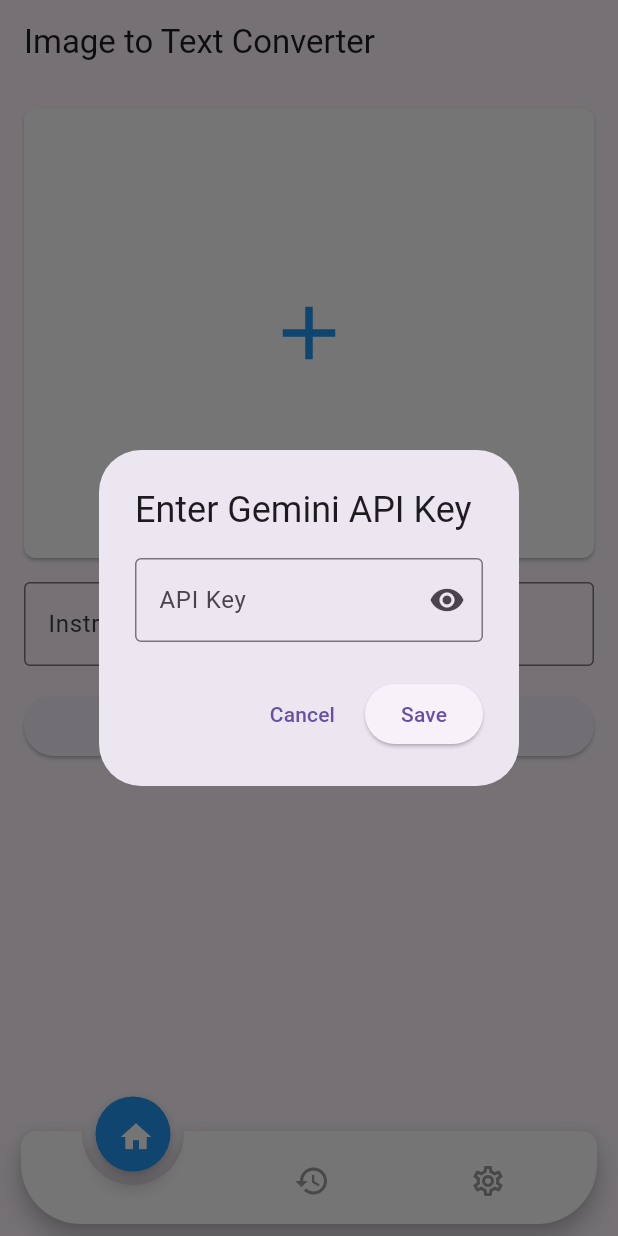
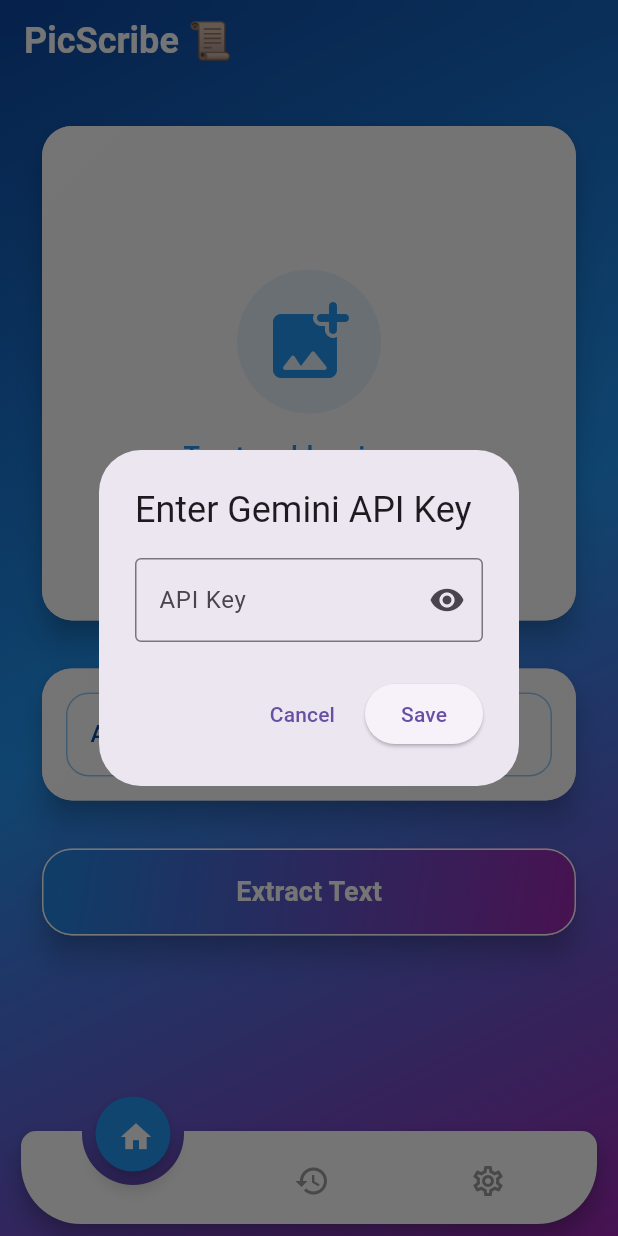
Before and after one commit to RishabhHatlunkar/PicScribe, a Flutter app: the screen it shows after launch, on a phone screen of 412 x 824 dp. Run offline on Flutter 3.47's test engine with Material 3 defaults, Android fonts, the phone set to English and light mode, and no system bars; drawn by our look-alikes of animated_notch_bottom_bar; our stand-ins replace csv, flutter_markdown, flutter_riverpod, google_generative_ai, image_picker, permission_handler and 1 more; missing offline and left inert: easy_folder_picker, file_saver, jinja; accounts and stored records are empty.

Commit message:
Updated UI

```diff
--- a/lib/screens/history_page.dart
+++ b/lib/screens/history_page.dart
@@ -135,7 +135,9 @@
             colors: [
               // Colors.pinkAccent,
               Colors.white70,
-              Colors.pink[50]!,
+              Colors.white70,
+              Colors.blue.shade500,
+              Colors.purple.shade500
             ],
           ),
         ),
--- a/lib/screens/home_page.dart
+++ b/lib/screens/home_page.dart
@@ -1,4 +1,5 @@
 import 'dart:io';
+import 'dart:ui';
 import 'package:flutter/material.dart';
 import 'package:flutter_riverpod/flutter_riverpod.dart';
 import 'package:image_picker/image_picker.dart';
@@ -20,17 +21,32 @@
   ConsumerState<HomePage> createState() => _HomePageState();
 }
 
-class _HomePageState extends ConsumerState<HomePage> {
+class _HomePageState extends ConsumerState<HomePage> with SingleTickerProviderStateMixin {
   final _scaffoldKey = GlobalKey<ScaffoldState>();
   final TextEditingController _instructionController = TextEditingController();
   File? _imageFile;
+  late AnimationController _animationController;
+  late Animation<double> _scaleAnimation;
 
   @override
   void initState() {
     super.initState();
+    _animationController = AnimationController(
+      duration: const Duration(milliseconds: 300),
+      vsync: this,
+    );
+    _scaleAnimation = Tween<double>(begin: 1.0, end: 0.95).animate(
+      CurvedAnimation(parent: _animationController, curve: Curves.easeInOut),
+    );
     WidgetsBinding.instance.addPostFrameCallback((_) {
       _checkApiKeyAndShowDialog();
     });
+  }
+
+  @override
+  void dispose() {
+    _animationController.dispose();
+    super.dispose();
   }
 
   Future<void> _checkApiKeyAndShowDialog() async {
@@ -205,86 +221,159 @@
   @override
   Widget build(BuildContext context) {
     final images = ref.watch(imagesProvider);
-    final extractedText = ref.watch(extractedTextProvider);
     final isLoading = ref.watch(loadingStateProvider);
-    FocusNode _focusNode = FocusNode();
+    final size = MediaQuery.of(context).size;
 
     return Scaffold(
       key: _scaffoldKey,
-      appBar: CustomAppBar(title: 'Image to Text Converter'),
-      body:  isLoading
-          ?  Center(
-              child: LoadingIndicator(), // Show loading indicator instead of content
-            )
-          : SingleChildScrollView(
+      extendBodyBehindAppBar: true,
+      appBar: AppBar(
+        backgroundColor: Colors.transparent,
+        elevation: 0,
+        title: const Text(
+          'PicScribe 📜',
+          style: TextStyle(
+            color: Colors.white,
+            fontWeight: FontWeight.bold,
+            fontSize: 24,
+          ),
+        ),
+        flexibleSpace: ClipRRect(
+          child: BackdropFilter(
+            filter: ImageFilter.blur(sigmaX: 10, sigmaY: 10),
+            child: Container(
+              color: Colors.transparent,
+            ),
+          ),
+        ),
+      ),
+      body: Container(
+        height: size.height,
+        decoration: BoxDecoration(
+          gradient: LinearGradient(
+            begin: Alignment.topLeft,
+            end: Alignment.bottomRight,
+            colors: [
+              Colors.blue.shade900,
+              Colors.blue.shade500,
+              Colors.purple.shade500,
+            ],
+          ),
+        ),
+        child: isLoading
+            ? Center(child: LoadingIndicator())
+            : SafeArea(
+          child: SingleChildScrollView(
+            physics: const BouncingScrollPhysics(),
             child: Padding(
-            padding: const EdgeInsets.all(16.0),
+              padding: const EdgeInsets.all(24.0),
               child: Column(
                 crossAxisAlignment: CrossAxisAlignment.stretch,
                 children: [
-                  ElevatedButton(
-                    onPressed: _showImageSourceOptions,
-                    style: ElevatedButton.styleFrom(
-                      minimumSize: const Size(100, 300),
-                      backgroundColor: Colors.white,
-                      shape: RoundedRectangleBorder(
-                        borderRadius: BorderRadius.circular(8),
+                  AnimatedBuilder(
+                    animation: _scaleAnimation,
+                    builder: (context, child) => Transform.scale(
+                      scale: _scaleAnimation.value,
+                      child: GestureDetector(
+                        onTapDown: (_) => _animationController.forward(),
+                        onTapUp: (_) => _animationController.reverse(),
+                        onTapCancel: () => _animationController.reverse(),
+                        child: _buildImagePickerCard(size),
+                      ),
+                    ),
+                  ),
+                  const SizedBox(height: 24),
+                  _buildInstructionCard(),
+                  const SizedBox(height: 24),
+                  _buildExtractButton(),
+                ],
+              ),
+            ),
+          ),
+        ),
+      ),
+    );
+  }
+
+  Widget _buildImagePickerCard(Size size) {
+    return Card(
+      elevation: 8,
+      shape: RoundedRectangleBorder(borderRadius: BorderRadius.circular(20)),
+      child: InkWell(
+        onTap: _showImageSourceOptions,
+        borderRadius: BorderRadius.circular(20),
+        child: Container(
+          height: size.height * 0.4,
+          decoration: BoxDecoration(
+            borderRadius: BorderRadius.circular(20),
+            gradient: LinearGradient(
+              begin: Alignment.topLeft,
+              end: Alignment.bottomRight,
+              colors: [
+                Colors.white.withOpacity(0.9),
+                Colors.white.withOpacity(0.7),
+              ],
             ),
           ),
           child: _imageFile != null
-                        ? Container(
-                                                height: 200,
-                                                width: 200,
+              ? ClipRRect(
+            borderRadius: BorderRadius.circular(20),
+            child: Stack(
+              fit: StackFit.expand,
+              children: [
+                Image.file(
+                  _imageFile!,
+                  fit: BoxFit.cover,
+                ),
+                Container(
                   decoration: BoxDecoration(
-                                                  borderRadius:
-                                                      BorderRadius.circular(12),
-                                                  boxShadow: [
-                                                    BoxShadow(
-                                                      color: Colors.black
-                                                          .withOpacity(0.1),
-                                                      blurRadius: 8,
-                                                      offset: const Offset(0, 2),
+                    gradient: LinearGradient(
+                      begin: Alignment.bottomCenter,
+                      end: Alignment.topCenter,
+                      colors: [
+                        Colors.black.withOpacity(0.6),
+                        Colors.transparent,
+                      ],
+                    ),
+                  ),
+                ),
+                const Positioned(
+                  bottom: 16,
+                  left: 16,
+                  child: Text(
+                    'Tap to change image',
+                    style: TextStyle(
+                      color: Colors.white,
+                      fontSize: 16,
+                      fontWeight: FontWeight.w500,
+                    ),
+                  ),
                 ),
               ],
             ),
-                                                child: ClipRRect(
-                                                  borderRadius:
-                                                      BorderRadius.circular(12),
-                                                  child: Image.file(
-                                                    _imageFile!,
-                                                    fit: BoxFit.cover,
+          )
+              : Column(
+            mainAxisAlignment: MainAxisAlignment.center,
+            children: [
+              Container(
+                padding: const EdgeInsets.all(16),
+                decoration: BoxDecoration(
+                  shape: BoxShape.circle,
+                  color: Colors.blue.withOpacity(0.1),
+                ),
+                child: const Icon(
+                  Icons.add_photo_alternate_rounded,
+                  size: 64,
+                  color: Colors.blue,
                 ),
               ),
-                                              )
-                        : const Icon(Icons.add, size: 60, color: Colors.blue),
-                  ),
               const SizedBox(height: 16),
-                  TextField(
-                    controller: _instructionController,
-                    focusNode: _focusNode,
-                    style: const TextStyle(color: Color.fromARGB(255, 60, 60, 60)),
-                    cursorColor: Color.fromARGB(255, 60, 60, 60),
-                    decoration: InputDecoration(
-                      labelText: 'Instruction to Extract',
-                      labelStyle: const TextStyle(
-                        color: Color.fromARGB(255, 60, 60, 60),
-                      ),
-                      border: const OutlineInputBorder(
-                        borderSide:
-                            BorderSide(color: Color.fromARGB(255, 0, 0, 0)),
-                      ),
-                      focusedBorder: const OutlineInputBorder(
-                        borderSide: BorderSide(color: Colors.blue),
-                      ),
-                    ),
-                    maxLines: null,
-                  ),
-                  const SizedBox(height: 16),
-                  ElevatedButton(
-                    onPressed: _extractTextFromImages,
-                    child: const Text(
-                      'Extract Text',
-                      style: TextStyle(color: Colors.blue),
+              const Text(
+                'Tap to add an image',
+                style: TextStyle(
+                  fontSize: 18,
+                  fontWeight: FontWeight.w500,
+                  color: Colors.blue,
                 ),
               ),
             ],
@@ -293,4 +382,93 @@
       ),
     );
   }
+
+  Widget _buildInstructionCard() {
+    return Card(
+      elevation: 8,
+      shape: RoundedRectangleBorder(borderRadius: BorderRadius.circular(20)),
+      child: Container(
+        padding: const EdgeInsets.all(16),
+        decoration: BoxDecoration(
+          borderRadius: BorderRadius.circular(20),
+          gradient: LinearGradient(
+            begin: Alignment.topLeft,
+            end: Alignment.bottomRight,
+            colors: [
+              Colors.white.withOpacity(0.9),
+              Colors.white.withOpacity(0.7),
+            ],
+          ),
+        ),
+        child: TextField(
+          controller: _instructionController,
+          style: const TextStyle(
+            color: Colors.black87,
+            fontSize: 16,
+          ),
+          decoration: InputDecoration(
+            labelText: 'Additonal Instructions',
+            labelStyle: TextStyle(
+              color: Colors.blue.shade900,
+              fontWeight: FontWeight.w500,
+            ),
+            border: OutlineInputBorder(
+              borderRadius: BorderRadius.circular(15),
+              borderSide: BorderSide(color: Colors.blue.shade200),
+            ),
+            focusedBorder: OutlineInputBorder(
+              borderRadius: BorderRadius.circular(15),
+              borderSide: BorderSide(color: Colors.blue.shade900, width: 2),
+            ),
+            enabledBorder: OutlineInputBorder(
+              borderRadius: BorderRadius.circular(15),
+              borderSide: BorderSide(color: Colors.blue.shade200),
+            ),
+            filled: true,
+            fillColor: Colors.white.withOpacity(0.5),
+          ),
+          maxLines: null,
+        ),
+      ),
+    );
   }
+
+  Widget _buildExtractButton() {
+    return Card(
+      elevation: 8,
+      shape: RoundedRectangleBorder(borderRadius: BorderRadius.circular(20), side: BorderSide(color: Colors.white)),
+      child: Container(
+        decoration: BoxDecoration(
+          borderRadius: BorderRadius.circular(20),
+          gradient: LinearGradient(
+            begin: Alignment.topLeft,
+            end: Alignment.bottomRight,
+            colors: [
+              Colors.blue.shade600,
+              Colors.purple.shade500,
+            ],
+          ),
+        ),
+        child: ElevatedButton(
+          onPressed: _extractTextFromImages,
+          style: ElevatedButton.styleFrom(
+            backgroundColor: Colors.transparent,
+            elevation: 0,
+            shape: RoundedRectangleBorder(
+              borderRadius: BorderRadius.circular(20),
+            ),
+            padding: const EdgeInsets.symmetric(vertical: 16),
+          ),
+          child: const Text(
+            'Extract Text',
+            style: TextStyle(
+              color: Colors.white,
+              fontSize: 18,
+              fontWeight: FontWeight.bold,
+            ),
+          ),
+        ),
+      ),
+    );
+  }
+}
```
Lines whose indentation alone changed are shown as unchanged.
